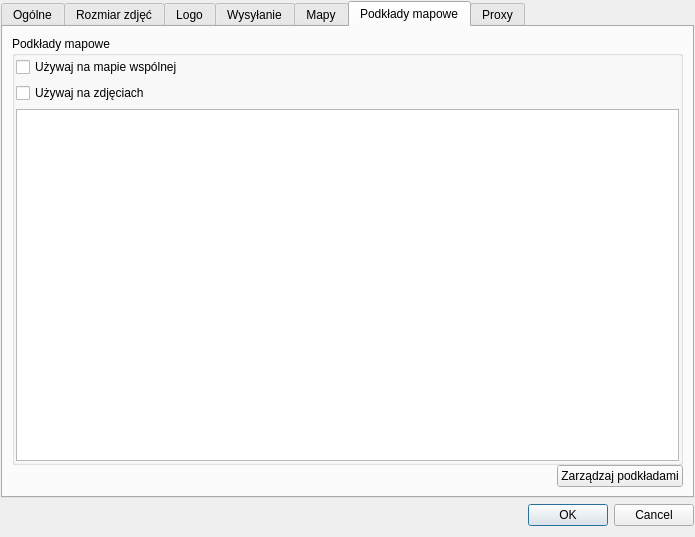
The window that settings/settingsdialog.ui (fotorelacjonusz/classic) describes before a commit, drawn with Qt 5.
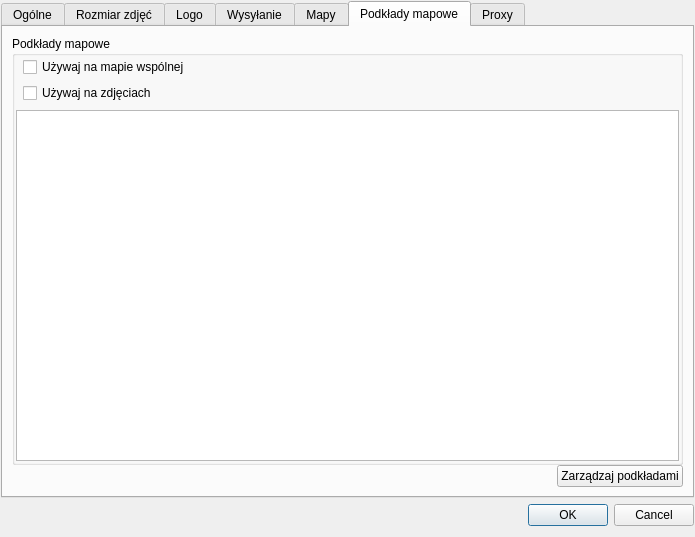
The same window after the commit. The open tabs and pages were chosen to show the change. Icons and pictures are not drawn. Custom widgets are drawn as their Qt base class.

```diff
--- a/settings/settingsdialog.ui
+++ b/settings/settingsdialog.ui
@@ -1023,11 +1023,26 @@
          <property name="title">
           <string>Podkłady mapowe</string>
          </property>
-         <layout class="QVBoxLayout" name="verticalLayout_7">
+         <layout class="QVBoxLayout" name="verticalLayout_7" stretch="0,1">
           <property name="margin">
            <number>1</number>
           </property>
           <item>
+           <widget class="QWidget" name="widget_2" native="true">
+            <layout class="QFormLayout" name="formLayout_8">
+             <property name="leftMargin">
+              <number>1</number>
+             </property>
+             <property name="topMargin">
+              <number>0</number>
+             </property>
+             <property name="rightMargin">
+              <number>1</number>
+             </property>
+             <property name="bottomMargin">
+              <number>1</number>
+             </property>
+             <item row="1" column="1">
            <widget class="QCheckBox" name="useOverlayCommonMap">
             <property name="toolTip">
              <string>Jeśli nie ma podkładu zawierającego pozycje wszystkich zdjęć użyte będzie źródło określone w zakładce mapy</string>
@@ -1037,7 +1052,7 @@
             </property>
            </widget>
           </item>
-          <item>
+             <item row="2" column="1">
            <widget class="QCheckBox" name="useOverlays">
             <property name="toolTip">
              <string>Jeśli nie ma podkładu zawierającego pozycję zdjęcia użyte będzie źródło określone w zakładce mapy</string>
@@ -1047,6 +1062,9 @@
             </property>
            </widget>
           </item>
+            </layout>
+           </widget>
+          </item>
           <item>
            <widget class="OverlayList" name="overlayList">
             <property name="acceptDrops">
```
Left out of the diff: 32 changed lines with no effect on the pictures. Lines whose indentation alone changed are shown as unchanged.
